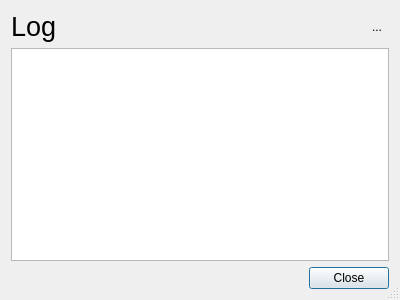
Above: app/dialogs/log/logviewer.ui from levush/Entropy-Piano-Tuner before the change. Below: the same form after it.
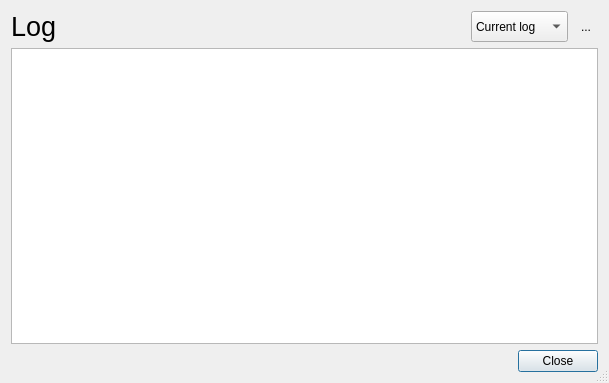
That is the form after the change. Icons and pictures are not drawn.

Commit message: Fixes 47: Using tp3 log that wraps the old LogI, LogV, LogE, LogD defines for c-style logging

```diff
--- a/app/dialogs/log/logviewer.ui
+++ b/app/dialogs/log/logviewer.ui
@@ -6,8 +6,8 @@
    <rect>
     <x>0</x>
     <y>0</y>
-    <width>400</width>
-    <height>300</height>
+    <width>609</width>
+    <height>383</height>
    </rect>
   </property>
   <property name="sizePolicy">
@@ -50,6 +50,26 @@
        </property>
       </spacer>
      </item>
+     <item>
+      <widget class="QComboBox" name="logSelectionComboBox">
+       <property name="sizePolicy">
+        <sizepolicy hsizetype="Preferred" vsizetype="Preferred">
+         <horstretch>0</horstretch>
+         <verstretch>0</verstretch>
+        </sizepolicy>
+       </property>
+       <item>
+        <property name="text">
+         <string>Current log</string>
+        </property>
+       </item>
+       <item>
+        <property name="text">
+         <string>Previous log</string>
+        </property>
+       </item>
+      </widget>
+     </item>
      <item>
       <widget class="QToolButton" name="copyToClipboardButton">
        <property name="toolTip">
@@ -81,7 +101,7 @@
       <string notr="true">&lt;!DOCTYPE HTML PUBLIC &quot;-//W3C//DTD HTML 4.0//EN&quot; &quot;http://www.w3.org/TR/REC-html40/strict.dtd&quot;&gt;
 &lt;html&gt;&lt;head&gt;&lt;meta name=&quot;qrichtext&quot; content=&quot;1&quot; /&gt;&lt;style type=&quot;text/css&quot;&gt;
 p, li { white-space: pre-wrap; }
-&lt;/style&gt;&lt;/head&gt;&lt;body style=&quot; font-family:'Ubuntu'; font-size:11pt; font-weight:400; font-style:normal;&quot;&gt;
+&lt;/style&gt;&lt;/head&gt;&lt;body style=&quot; font-family:'Cantarell'; font-size:11pt; font-weight:400; font-style:normal;&quot;&gt;
 &lt;p style=&quot;-qt-paragraph-type:empty; margin-top:0px; margin-bottom:0px; margin-left:0px; margin-right:0px; -qt-block-indent:0; text-indent:0px; font-family:'.Helvetica Neue DeskInterface'; font-size:13pt;&quot;&gt;&lt;br /&gt;&lt;/p&gt;&lt;/body&gt;&lt;/html&gt;</string>
      </property>
      <property name="textInteractionFlags">
```
Left out of the diff: 21 changed lines with no effect on the pictures. The commit also changes 19 other files.
